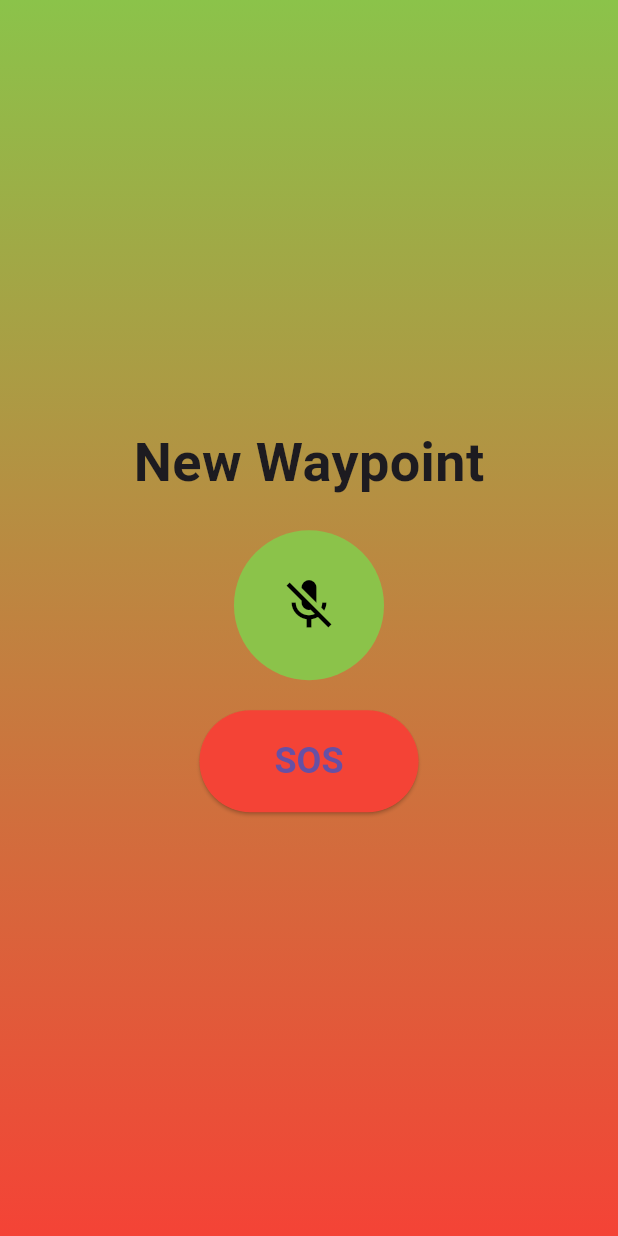
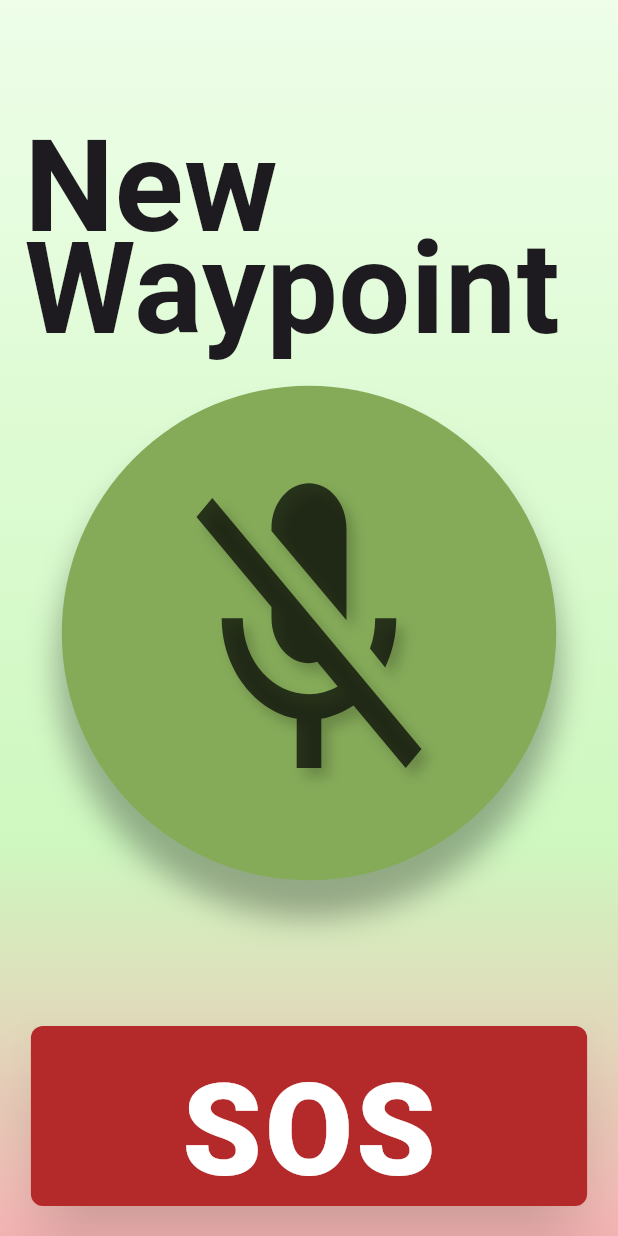
Before and after one commit to HasanZawahra/Sabeel-Frontend, a Flutter app: the HomeScreen screen opened by its route, on a phone screen of 412 x 824 dp. Run offline on Flutter 3.47's test engine with Material 3 defaults, Android fonts, the phone set to English and light mode, and no system bars; our stand-ins replace camera, google_fonts, shared_preferences, speech_to_text; accounts and stored records are empty.

Commit message:
Refactor HomeScreen to enhance speech recognition functionality and update navigation logic in ID verification confirmation screen

```diff
--- a/lib/main.dart
+++ b/lib/main.dart
@@ -8,6 +8,7 @@ class MyApp extends StatelessWidget {
   @override
   Widget build(BuildContext context) {
     return MaterialApp(
+      debugShowCheckedModeBanner: false,
       home: const SplashScreen(),
       routes: {
         '/splash': (context) => const SplashScreen(),
--- a/lib/views/home_screen.dart
+++ b/lib/views/home_screen.dart
@@ -1,119 +1,184 @@
 import 'package:flutter/material.dart';
+import 'package:speech_to_text/speech_recognition_result.dart';
 import 'package:speech_to_text/speech_to_text.dart';
-import 'package:http/http.dart' as http;
-import 'dart:convert';
+import 'package:google_fonts/google_fonts.dart'; // Import GoogleFonts
 
 class HomeScreen extends StatefulWidget {
-  const HomeScreen({Key? key}) : super(key: key);
+  const HomeScreen({super.key});
 
   @override
   State<HomeScreen> createState() => _HomeScreenState();
 }
 
 class _HomeScreenState extends State<HomeScreen> {
-  final SpeechToText speech = SpeechToText();
-  String transcribedText = '';
-  bool _isListening = false;
+  SpeechToText _speechToText = SpeechToText();
+  bool _speechEnabled = false;
+  String _lastWords = '';
 
-  Future<void> _startListening() async {
-    bool available = await speech.initialize(
-      onStatus: (status) => setState(() {}),
-      onError: (error) => print("Error: $error"),
-    );
-    if (available) {
-      setState(() {
-        _isListening = true;
-      });
-      speech.listen(onResult: (result) {
-        setState(() {
-          transcribedText = result.recognizedWords;
-        });
-      });
-    }
+  @override
+  void initState() {
+    super.initState();
+    _initSpeech();
   }
 
-  Future<void> _stopListening() async {
-    if (_isListening) {
-      await speech.stop();
-      setState(() {
-        _isListening = false;
-      });
-    }
-    _sendToServer(transcribedText);
+  /// This has to happen only once per app
+  void _initSpeech() async {
+    _speechEnabled = await _speechToText.initialize();
+    setState(() {});
   }
 
-  Future<void> _sendToServer(String text) async {
-    final url = Uri.parse('YOUR_API_ENDPOINT'); //Replace with your endpoint
-    final headers = {
-      'Content-Type': 'application/json',
-      'Authorization': 'Bearer YOUR_API_KEY', //Replace with your API key
-    };
-    final body = jsonEncode({'text': text});
+  /// Each time to start a speech recognition session
+  void _startListening() async {
+    await _speechToText.listen(onResult: _onSpeechResult);
+    setState(() {});
+  }
 
-    try {
-      final response = await http.post(url, headers: headers, body: body);
-      if (response.statusCode == 200) {
-        print('Transcription sent successfully!');
-      } else {
-        print('Error sending transcription: ${response.statusCode}');
+  /// Manually stop the active speech recognition session
+  /// Note that there are also timeouts that each platform enforces
+  /// and the SpeechToText plugin supports setting timeouts on the
+  /// listen method.
+  void _stopListening() async {
+    await _speechToText.stop();
+    setState(() {});
   }
-    } catch (e) {
-      print('Error sending transcription: $e');
-    }
+
+  /// This is the callback that the SpeechToText plugin calls when
+  /// the platform returns recognized words.
+  void _onSpeechResult(SpeechRecognitionResult result) {
+    setState(() {
+      _lastWords = result.recognizedWords;
+      debugPrint('Recognized words: $_lastWords');
+    });
   }
 
   @override
   Widget build(BuildContext context) {
     return Scaffold(
       body: Container(
-        decoration: BoxDecoration(
+        decoration: const BoxDecoration(
           gradient: LinearGradient(
             begin: Alignment.topCenter,
             end: Alignment.bottomCenter,
-            colors: [Colors.lightGreen, Colors.red],
+            colors: [
+              Color(0xFFEEFEE9), // 0%
+              Color(0xFFCEF8BF), // 68%
+              Color(0xFFF8B6B6), // 100%
+            ],
+            stops: [0.0, 0.68, 1.0], // Add stops for smoother gradient
           ),
         ),
-        child: Center(
+        child: Stack(
+          children: [
+            Padding(
+              // Added padding for better alignment
+              padding: const EdgeInsets.all(16.0),
+              child: Align(
+                alignment: Alignment.topLeft, // Align to top-left
+                child: Container(
+                  margin: EdgeInsets.only(top: 75), // Add top margin
+                  child: Text(
+                    'New Waypoint',
+                    style: GoogleFonts.roboto(
+                      // Use Roboto font
+                      fontSize: 85,
+                      fontWeight: FontWeight.bold,
+                      height: 0.8, // Reduce line height
+                    ),
+                  ),
+                ),
+              ),
+            ),
+            Center(
               child: Column(
                 mainAxisAlignment: MainAxisAlignment.center,
                 children: [
-              Text(
-                'New Waypoint',
-                style: TextStyle(fontSize: 36, fontWeight: FontWeight.bold),
-              ),
-              SizedBox(height: 20),
+                  SizedBox(height: 20), // Added space for better layout
                   GestureDetector(
                     onTap: () {
-                  _isListening ? _stopListening() : _startListening();
+                      _speechToText.isNotListening
+                          ? _startListening()
+                          : _stopListening();
                     },
+                    child: FractionallySizedBox(
+                      widthFactor: 0.8,
+                      child: Container(
+                        decoration: BoxDecoration(
+                          shape: BoxShape.circle,
+                          color: Color(0xFF85AB59),
+                          boxShadow: [
+                            BoxShadow(
+                              color: Colors.black.withOpacity(0.3),
+                              spreadRadius: 3,
+                              blurRadius: 17,
+                              offset:
+                                  Offset(0, 22), // changes position of shadow
+                            ),
+                          ],
+                        ),
                         child: CircleAvatar(
-                  radius: 50,
-                  backgroundColor: Colors.lightGreen,
+                          radius: 250,
+                          backgroundColor: Colors.transparent,
+                          child: Transform.scale(
+                            scaleY: 1.2, // Scale the shape to make it more oval
                             child: Icon(
-                    _isListening ? Icons.mic : Icons.mic_off,
-                    size: 40,
-                    color: Colors.black,
-                  ),
-                ),
-              ),
-              SizedBox(height: 20),
-              ElevatedButton(
-                onPressed: () {
-                  //Handle SOS button press here
-                  print("SOS pressed!");
-                },
-                style: ElevatedButton.styleFrom(
-                  backgroundColor: Colors.red,
-                  padding: EdgeInsets.symmetric(horizontal: 50, vertical: 20),
-                  textStyle:
-                      TextStyle(fontSize: 24, fontWeight: FontWeight.bold),
-                ),
-                child: Text('SOS'),
+                              _speechToText.isNotListening
+                                  ? Icons.mic_off
+                                  : Icons.mic,
+                              size: 200,
+                              color: Colors.black
+                                  .withOpacity(0.7), // Make the icon less black
+                              shadows: [
+                                Shadow(
+                                  blurRadius: 10.0,
+                                  color: Colors.black.withOpacity(0.2),
+                                  offset: Offset(5.0, 5.0),
                                 ),
                               ],
                             ),
                           ),
                         ),
+                      ),
+                    ),
+                  ),
+                ],
+              ),
+            ),
+            Align(
+              alignment: Alignment.bottomCenter,
+              child: Container(
+                margin: EdgeInsets.only(bottom: 20), // Add bottom margin
+                width: MediaQuery.of(context).size.width *
+                    0.9, // 75% of screen width
+                height: 120,
+                child: ElevatedButton(
+                  onPressed: () {
+                    //Handle SOS button press here
+                    debugPrint("SOS pressed!");
+                  },
+                  style: ElevatedButton.styleFrom(
+                    backgroundColor: Color(0xFFB42A2A),
+                    foregroundColor: Colors.white,
+                    padding: const EdgeInsets.symmetric(vertical: 20),
+                    shape: RoundedRectangleBorder(
+                      borderRadius:
+                          BorderRadius.circular(8), // Make the button boxy
+                    ),
+                    textStyle: GoogleFonts.roboto(
+                      fontSize: 85,
+                      fontWeight: FontWeight.w900, // Bolder text
+                      letterSpacing: 2.0, // More letter spacing
+                    ),
+                    minimumSize: const Size(double.infinity, 60),
+                    shadowColor: Colors.black.withOpacity(0.6),
+                    elevation: 20,
+                  ),
+                  child: const Text('SOS'),
+                ),
+              ),
+            ),
+          ],
+        ),
+      ),
     );
   }
 }
--- a/lib/views/verification_screens/id_verification_confirmation_screen.dart
+++ b/lib/views/verification_screens/id_verification_confirmation_screen.dart
@@ -61,7 +61,7 @@ class IdVerificationConfirmationScreen extends StatelessWidget {
               ElevatedButton(
                 onPressed: () {
                   // Handle Continue - navigate to home screen
-                  Navigator.pop(context);
+                  Navigator.pushNamed(context, '/home');
                 },
                 style: ElevatedButton.styleFrom(
                   backgroundColor: Colors.blue,
@@ -75,8 +75,8 @@ class IdVerificationConfirmationScreen extends StatelessWidget {
               const SizedBox(height: 16),
               ElevatedButton(
                 onPressed: () {
-                  // Handle Continue - navigate to home screen
-                  Navigator.pushNamed(context, '/home');
+                  // Handle Try Again - navigate back to ID verification screen
+                  Navigator.pop(context);
                 },
                 style: ElevatedButton.styleFrom(
                   backgroundColor: Colors.grey[300],
```
Lines whose indentation alone changed are shown as unchanged.
